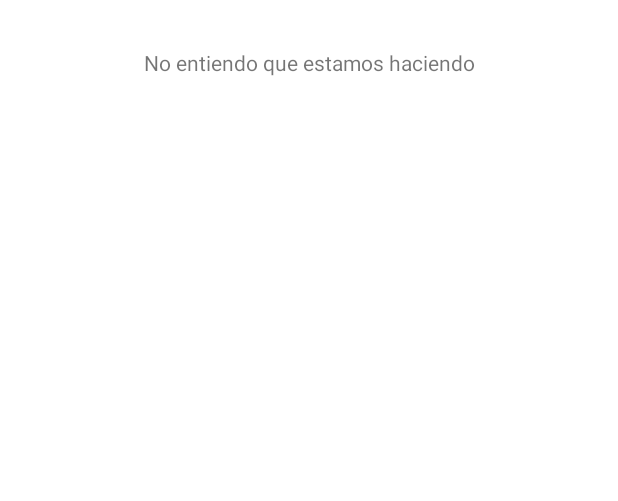
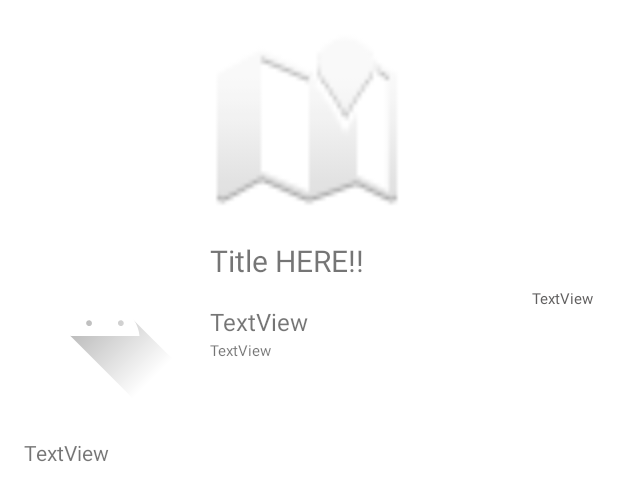
Before and after one commit to YoNoSoySantiago/Reto1_AppsMoviles, an Android app: the layout postrow.xml on its own in the app's theme, with its tools: preview values and no code run, on a phone screen of 412 x 824 dp. Shown: the top 501 px of the screen. Run offline under Robolectric (Android 15) with nearby library versions, the phone set to English and light mode, and no system bars.

Commit message:
Ready home view, creating new posts

```diff
--- a/app/src/main/java/com/example/reto1aplication/NewHomeFragment.kt
+++ b/app/src/main/java/com/example/reto1aplication/NewHomeFragment.kt
@@ -53,8 +53,8 @@ class NewHomeFragment : Fragment(),NewPostFragment.OnNewPostListerner {
         fun newInstance() = NewHomeFragment()
     }
 
-    override fun onNewPost(title:String,city:String,image:String) {
-        val newPost = Post(UUID.randomUUID().toString(),title,city,image)
+    override fun onNewPost(title:String,autor:String,city:String,date:String,description:String,image:String) {
+        val newPost = Post()
         adapter.addPost(newPost)
     }
 }
--- a/app/src/main/java/com/example/reto1aplication/PostViewHolder.kt
+++ b/app/src/main/java/com/example/reto1aplication/PostViewHolder.kt
@@ -6,7 +6,11 @@ import androidx.recyclerview.widget.RecyclerView
 
 class PostViewHolder(itemView: View):RecyclerView.ViewHolder(itemView) {
     //UI Controllers
-    var posttextRow:TextView = itemView.findViewById(R.id.postTextRow)
+    var postTitleRow:TextView = itemView.findViewById(R.id.postTitleRow)
+    var postAutorRow:TextView = itemView.findViewById(R.id.postAutorRow)
+    var postCityRow:TextView = itemView.findViewById(R.id.postCityRow)
+    var postDateRow:TextView = itemView.findViewById(R.id.postDateRow)
+    var postDescriptionRow:TextView = itemView.findViewById(R.id.postDescriptionRow)
     //State
 
     init {
--- a/app/src/main/java/com/example/reto1aplication/PostsAdapter.kt
+++ b/app/src/main/java/com/example/reto1aplication/PostsAdapter.kt
@@ -16,7 +16,7 @@ class PostsAdapter:RecyclerView.Adapter<PostViewHolder>() {
 
     override fun onBindViewHolder(holder: PostViewHolder, position: Int) {
         val postn = posts[position]
-        holder.posttextRow.text = postn.title
+        holder.postTitleRow.text = postn.title
     }
 
     fun addPost(post:Post){
@@ -24,6 +24,6 @@ class PostsAdapter:RecyclerView.Adapter<PostViewHolder>() {
     }
 
     override fun getItemCount(): Int {
-        TODO("Not yet implemented")
+        return posts.size
     }
 }
--- a/app/src/main/res/layout/postrow.xml
+++ b/app/src/main/res/layout/postrow.xml
@@ -3,15 +3,84 @@
     xmlns:app="http://schemas.android.com/apk/res-auto"
     xmlns:tools="http://schemas.android.com/tools"
     android:layout_width="match_parent"
-    android:layout_height="match_parent">
+    android:layout_height="wrap_content">
 
     <TextView
-        android:id="@+id/postTextRow"
+        android:id="@+id/postTitleRow"
         android:layout_width="wrap_content"
         android:layout_height="wrap_content"
-        android:layout_marginTop="32dp"
-        android:text="No entiendo que estamos haciendo"
+        android:layout_marginStart="16dp"
+        android:layout_marginTop="16dp"
+        android:text="Title HERE!!"
+        android:textSize="20sp"
+        app:layout_constraintStart_toEndOf="@+id/postAvatarRow"
+        app:layout_constraintTop_toBottomOf="@+id/postImageRow" />
+
+    <ImageView
+        android:id="@+id/postImageRow"
+        android:layout_width="0dp"
+        android:layout_height="128dp"
+        android:layout_marginStart="16dp"
+        android:layout_marginTop="16dp"
+        android:layout_marginEnd="16dp"
         app:layout_constraintEnd_toEndOf="parent"
+        app:layout_constraintHorizontal_bias="0.498"
         app:layout_constraintStart_toStartOf="parent"
-        app:layout_constraintTop_toTopOf="parent" />
+        app:layout_constraintTop_toTopOf="parent"
+        app:srcCompat="@android:drawable/ic_dialog_map" />
+
+    <ImageView
+        android:id="@+id/postAvatarRow"
+        android:layout_width="wrap_content"
+        android:layout_height="108dp"
+        android:layout_marginStart="16dp"
+        android:layout_marginTop="16dp"
+        app:layout_constraintStart_toStartOf="parent"
+        app:layout_constraintTop_toBottomOf="@+id/postImageRow"
+        app:srcCompat="@drawable/ic_launcher_foreground" />
+
+    <TextView
+        android:id="@+id/postCityRow"
+        android:layout_width="wrap_content"
+        android:layout_height="wrap_content"
+        android:layout_marginTop="48dp"
+        android:layout_marginEnd="16dp"
+        android:text="TextView"
+        android:textColor="#605F5F"
+        android:textSize="10sp"
+        app:layout_constraintEnd_toEndOf="parent"
+        app:layout_constraintTop_toBottomOf="@+id/postImageRow" />
+
+    <TextView
+        android:id="@+id/postAutorRow"
+        android:layout_width="wrap_content"
+        android:layout_height="wrap_content"
+        android:layout_marginStart="16dp"
+        android:layout_marginTop="16dp"
+        android:text="TextView"
+        android:textSize="16sp"
+        app:layout_constraintStart_toEndOf="@+id/postAvatarRow"
+        app:layout_constraintTop_toBottomOf="@+id/postTitleRow" />
+
+    <TextView
+        android:id="@+id/postDateRow"
+        android:layout_width="wrap_content"
+        android:layout_height="wrap_content"
+        android:layout_marginStart="16dp"
+        android:layout_marginTop="1dp"
+        android:text="TextView"
+        android:textSize="10sp"
+        app:layout_constraintStart_toEndOf="@+id/postAvatarRow"
+        app:layout_constraintTop_toBottomOf="@+id/postAutorRow" />
+
+    <TextView
+        android:id="@+id/postDescriptionRow"
+        android:layout_width="wrap_content"
+        android:layout_height="wrap_content"
+        android:layout_marginStart="16dp"
+        android:layout_marginTop="24dp"
+        android:text="TextView"
+        app:layout_constraintStart_toStartOf="parent"
+        app:layout_constraintTop_toBottomOf="@+id/postAvatarRow" />
+
 </androidx.constraintlayout.widget.ConstraintLayout>
--- a/app/src/main/res/values-night/themes.xml
+++ b/app/src/main/res/values-night/themes.xml
@@ -2,13 +2,13 @@
     <!-- Base application theme. -->
     <style name="Theme.Reto1Aplication" parent="Theme.MaterialComponents.DayNight.DarkActionBar">
         <!-- Primary brand color. -->
-        <item name="colorPrimary">@color/purple_200</item>
-        <item name="colorPrimaryVariant">@color/purple_700</item>
-        <item name="colorOnPrimary">@color/black</item>
+        <item name="colorPrimary">@color/main_red</item>
+        <item name="colorPrimaryVariant">@color/main_black</item>
+        <item name="colorOnPrimary">@color/red_light</item>
         <!-- Secondary brand color. -->
-        <item name="colorSecondary">@color/teal_200</item>
-        <item name="colorSecondaryVariant">@color/teal_200</item>
-        <item name="colorOnSecondary">@color/black</item>
+        <item name="colorSecondary">@color/main_black</item>
+        <item name="colorSecondaryVariant">@color/red_light</item>
+        <item name="colorOnSecondary">@color/red_light</item>
         <!-- Status bar color. -->
         <item name="android:statusBarColor" tools:targetApi="l">?attr/colorPrimaryVariant</item>
         <!-- Customize your theme here. -->
--- a/app/src/main/res/values/colors.xml
+++ b/app/src/main/res/values/colors.xml
@@ -1,10 +1,8 @@
 <?xml version="1.0" encoding="utf-8"?>
 <resources>
-    <color name="purple_200">#FFBB86FC</color>
-    <color name="purple_500">#FF6200EE</color>
-    <color name="purple_700">#FF3700B3</color>
-    <color name="teal_200">#FF03DAC5</color>
-    <color name="teal_700">#FF018786</color>
-    <color name="black">#FF000000</color>
-    <color name="white">#FFFFFFFF</color>
+    <color name="main_red">#fa0606</color>
+    <color name="main_black">#2e2e2e</color>
+    <color name="white_gray">#ede6e6</color>
+    <color name="gray">#848484</color>
+    <color name="red_light">#fc8c94</color>
 </resources>
--- a/app/src/main/res/values/themes.xml
+++ b/app/src/main/res/values/themes.xml
@@ -2,13 +2,13 @@
     <!-- Base application theme. -->
     <style name="Theme.Reto1Aplication" parent="Theme.MaterialComponents.DayNight.DarkActionBar">
         <!-- Primary brand color. -->
-        <item name="colorPrimary">@color/purple_500</item>
-        <item name="colorPrimaryVariant">@color/purple_700</item>
-        <item name="colorOnPrimary">@color/white</item>
+        <item name="colorPrimary">@color/main_red</item>
+        <item name="colorPrimaryVariant">@color/main_black</item>
+        <item name="colorOnPrimary">@color/white_gray</item>
         <!-- Secondary brand color. -->
-        <item name="colorSecondary">@color/teal_200</item>
-        <item name="colorSecondaryVariant">@color/teal_700</item>
-        <item name="colorOnSecondary">@color/black</item>
+        <item name="colorSecondary">@color/red_light</item>
+        <item name="colorSecondaryVariant">@color/gray</item>
+        <item name="colorOnSecondary">@color/main_red</item>
         <!-- Status bar color. -->
         <item name="android:statusBarColor" tools:targetApi="l">?attr/colorPrimaryVariant</item>
         <!-- Customize your theme here. -->
```
Also changed, not shown: app/src/main/java/com/example/reto1aplication/NewPostFragment.kt (+7 -6 lines), app/src/main/java/com/example/reto1aplication/Post.kt (+26 -1 lines), app/src/main/java/com/example/reto1aplication/User.kt (added, +13 -0 lines).
